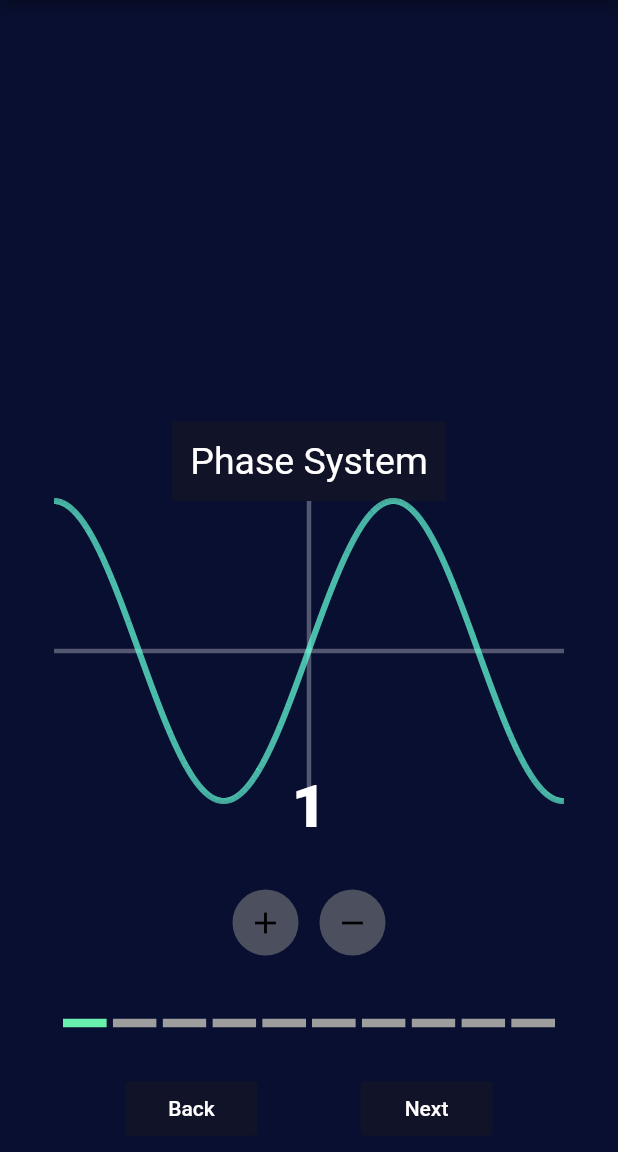
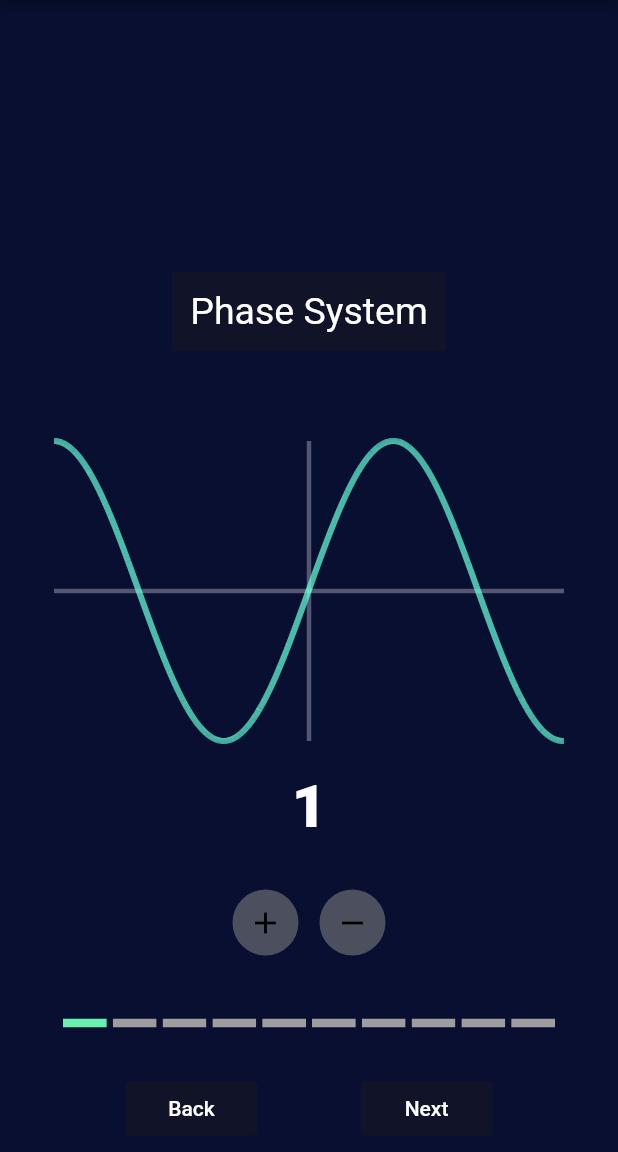
Before and after one commit to adel-habib/orientierungsprojekt_ss20, a Flutter app: the NBusBarsPage screen opened by its route, after a tap on the "add" icon, after a tap on the "remove" icon, after a tap on "Next", on a phone screen of 412 x 824 dp, the part 84-1236 px from its top. Run offline on Flutter 3.47's test engine with Material 2 defaults, Android fonts, the phone set to English and light mode, and no system bars; drawn by our look-alikes of step_progress_indicator; our stand-ins replace animated_text_kit, firebase_auth, flutter_svg, google_fonts, pdf; missing offline and left inert: flutter_full_pdf_viewer; accounts and stored records are empty.

```diff
--- a/lib/InputScreens/NewDesignScreens/AmbientTemperaturePage.dart
+++ b/lib/InputScreens/NewDesignScreens/AmbientTemperaturePage.dart
@@ -82,7 +82,7 @@ class _AmbientTemperaturePageState extends State<AmbientTemperaturePage> {
                         },
                       ),
                     ),
-                    SizedBox(height: 100,),
+                    SizedBox(height: 190,),
                     Center(
                       child: ProgressIdicator(currentStep: 8,),
                     ),
@@ -103,7 +103,7 @@ class _AmbientTemperaturePageState extends State<AmbientTemperaturePage> {
                           child: Text('Next'),
                           onPressed: (){
                             print('The ambient temperature is: ${ambientTemp.toStringAsFixed(1)}');
-                            tCalculator.parameters.setAmbientTemperature(ambientTemperature: ambientTemp);
+                            tCalculator.parameters.setATemp(ambientTemperature: ambientTemp);
                             Navigator.pushNamed(context, RdInputPage.id);
                           },
                           color: kInactiveCardColour,
--- a/lib/InputScreens/NewDesignScreens/CircumferencePage.dart
+++ b/lib/InputScreens/NewDesignScreens/CircumferencePage.dart
@@ -123,7 +123,7 @@ class _EnclosurePerimeterPageState extends State<EnclosurePerimeterPage> {
                               _formKey.currentState.save();
                               print('The Perimeter of the enclosire is: $enclosurePerimeter');
                               if (validateHeight(enclosurePerimeterController.text))  {
-                                tCalculator.parameters.setEnclosurePerimeter(enclosurePerimeter: enclosurePerimeter.round());
+                                tCalculator.parameters.setEnclPerimeter(enclosurePerimeter: enclosurePerimeter.round());
                                 Navigator.push(
                                   context,
                                   MaterialPageRoute(builder: (context) => AmbientTemperaturePage()),
--- a/lib/InputScreens/NewDesignScreens/LastInputPage.dart
+++ b/lib/InputScreens/NewDesignScreens/LastInputPage.dart
@@ -1,10 +1,8 @@
 import 'package:flutter/cupertino.dart';
 import 'package:flutter/material.dart';
 import 'package:orientierungsprojektss20/gWidgets/drawer.dart';
-import 'package:orientierungsprojektss20/subscription_pages/PricingPage.dart';
 import 'package:orientierungsprojektss20/utilities/constants.dart';
-import 'package:orientierungsprojektss20/InputScreens/OldDesign/stInputPage.dart';
-import 'package:orientierungsprojektss20/gWidgets/myAppBar.dart';
+
 import 'package:flutter_svg/flutter_svg.dart';
 import 'package:flutter/services.dart';
 import 'package:orientierungsprojektss20/ResultsScreens/ResultPage.dart';
--- a/lib/InputScreens/NewDesignScreens/NPhaseSystem.dart
+++ b/lib/InputScreens/NewDesignScreens/NPhaseSystem.dart
@@ -39,13 +39,13 @@ class _NPhasePageState extends State<NPhasePage> {
                       padding: const EdgeInsets.all(12),
                       child: Text('Phase System', style: TextStyle(color: Colors.white, fontSize: 25)),
                     )),
-                    SizedBox(height: 50,),
+                    SizedBox(height: 110,),
                     CustomPaint(
                       size: Size(340,100),
                       painter: PhasePainter(cDrawer.getNumberOfPhase(),
                       ),
                     ),
-                    SizedBox(height: 30,),
+                    SizedBox(height: 70,),
                     Text(cDrawer.getNumberOfPhase().toString(),
                         style: kNumberTextStyle),
                     SizedBox(height: 20,),
--- a/lib/InputScreens/NewDesignScreens/WidthHeightPage.dart
+++ b/lib/InputScreens/NewDesignScreens/WidthHeightPage.dart
@@ -63,7 +63,7 @@ class _WidthHeightPageState extends State<WidthHeightPage> {
                         padding: const EdgeInsets.only(top: 20, bottom: 25),
                         child: Form(
                           key: _formKey,
-                          autovalidate: false,
+                          autovalidate: true,
                           child: Column(
                             mainAxisAlignment: MainAxisAlignment.end,
                             children: <Widget>[
--- a/lib/InputScreens/NewDesignScreens/nBusBarsPage.dart
+++ b/lib/InputScreens/NewDesignScreens/nBusBarsPage.dart
@@ -49,18 +49,18 @@ class _NBusBarsPageState extends State<NBusBarsPage> {
                         ),
                       ),
                     ),
-                    SizedBox(height: 30,),
+                    SizedBox(height: 70,),
 
                     SvgPicture.asset(
                       cDrawer
                           .displayBusBars(), // The address of the SVG icon stored in String
-                      height: 110,
+                      height: 140,
                       color: cDrawer.getSelectedMaterial() ==
                           MaterialCA.copper
                           ? kCopperColor
                           : kAluColor,
                     ),
-                    SizedBox(height: 30,),
+                    SizedBox(height: 60,),
                     Text(
                       cDrawer.getNumberOfBusBars().toString(),
                       style: kNumberTextStyle,
@@ -87,7 +87,7 @@ class _NBusBarsPageState extends State<NBusBarsPage> {
                               print('The Number of Busbars is: $numberOfBusBars');
                             },
                           ),
-                          SizedBox(width: 10,),
+                          SizedBox(width: 15,),
                           RoundedButton(
                             icon: Icons.remove,
                             onPress: () {
@@ -103,8 +103,8 @@ class _NBusBarsPageState extends State<NBusBarsPage> {
                         ],
                       ),
                     ),
+                    SizedBox(height: 40,),
                     ProgressIdicator(currentStep: 0,),
-                    SizedBox(height: 10,),
                     Row(
                       mainAxisAlignment: MainAxisAlignment.spaceEvenly,
                       children: <Widget>[
@@ -120,7 +120,7 @@ class _NBusBarsPageState extends State<NBusBarsPage> {
                           child: Text('Next'),
                           onPressed: (){
                             print('The Number of Busbars is: $numberOfBusBars');
-                            tCalculator.parameters.setNumberOfBusBars(numberOfBusBars: numberOfBusBars);
+                            tCalculator.parameters.setNOB(numberOfBusBars: numberOfBusBars);
                             Navigator.push(
                               context,
                               MaterialPageRoute(builder: (context) => NPhasePage()),
--- a/lib/utilities/PhasePainter.dart
+++ b/lib/utilities/PhasePainter.dart
@@ -26,7 +26,7 @@ class PhasePainter extends CustomPainter{
       ptt = nptt;
     }
 
-    if(n>1){
+    if(n>2){
       paint.color=Colors.cyan;
       paint.strokeWidth=4;
       var pttt = Offset(0,(midY-cos(pi)*100));
@@ -38,10 +38,18 @@ class PhasePainter extends CustomPainter{
 
     }
     if(n>2){
+      paint.color=Colors.cyan;
+      paint.strokeWidth=4;
+      var pttt = Offset(0,(midY-cos(pi/3*2)*100));
+      for(double i=0;i<size.width;i+=0.1){
+        final npttt = Offset(i,midY-cos(i/36+size.width/36*120/540)*(100));
+        canvas.drawLine(pttt, npttt, paint);
+        pttt = npttt;
+      }
       paint.color=Colors.deepOrange;
-      var pt = Offset(0,midY);
+      var pt = Offset(0,(midY-cos(pi/3*2)*100));
       for(double i=0;i<size.width;i+=0.1){
-        final npt = Offset(i,midY-sin(i/36)*100);
+        final npt = Offset(i,midY-cos(i/36+2*size.width/36*120/540)*100);
         canvas.drawLine(pt, npt, paint);
         pt = npt;
       }
--- a/lib/utilities/constants.dart
+++ b/lib/utilities/constants.dart
@@ -16,8 +16,8 @@ const int maxFreq=400;
 const int minAmbientTemp=-10;
 const int maxAmbientTemp=50;
 
-String kwelcomeText = '\"Lorem ipsum dolor sit amet, consectetur adipiscing elit'
-    ', sed do eiusmod tempor incididunt ut labore et dolore magna aliqua. Ut enim ad minim veniam.\"';
+String kwelcomeText = 'The software calculates the temperature of busbar depending on their geometry,'
+    ' matirial and surface with and without enclosure related to load cutrent and its frequency.';
 
 final kTitleStyle = TextStyle(
   color: Colors.white,
```
Also changed, not shown: lib/InputScreens/NewDesignScreens/Enclosure.dart (+5 -5 lines), lib/InputScreens/NewDesignScreens/IsPaintedPage.dart (+20 -14 lines), lib/InputScreens/NewDesignScreens/sMaterialPage.dart (+4 -4 lines), lib/ResultsScreens/ResultPage.dart (+54 -18 lines), lib/utilities/parameters.dart (+66 -44 lines).
